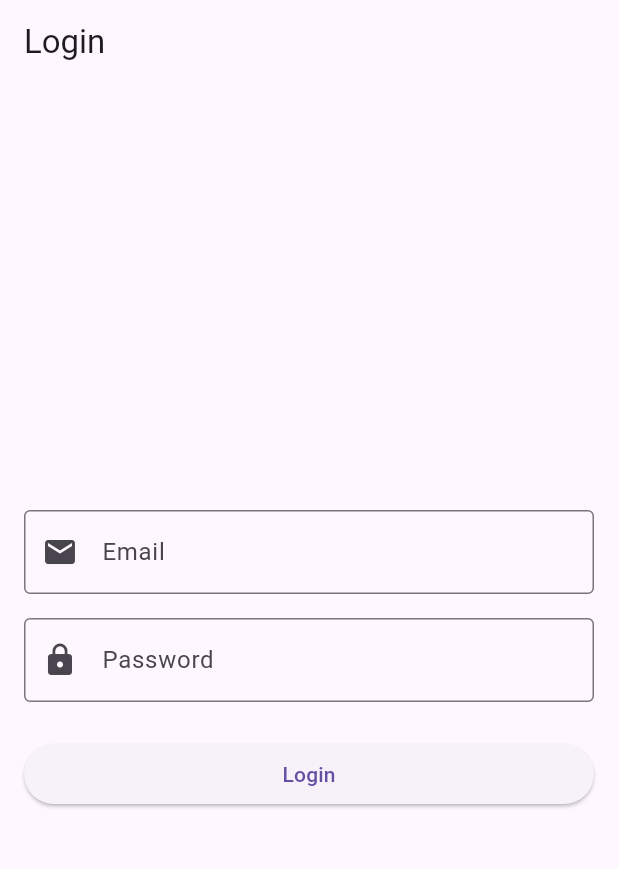
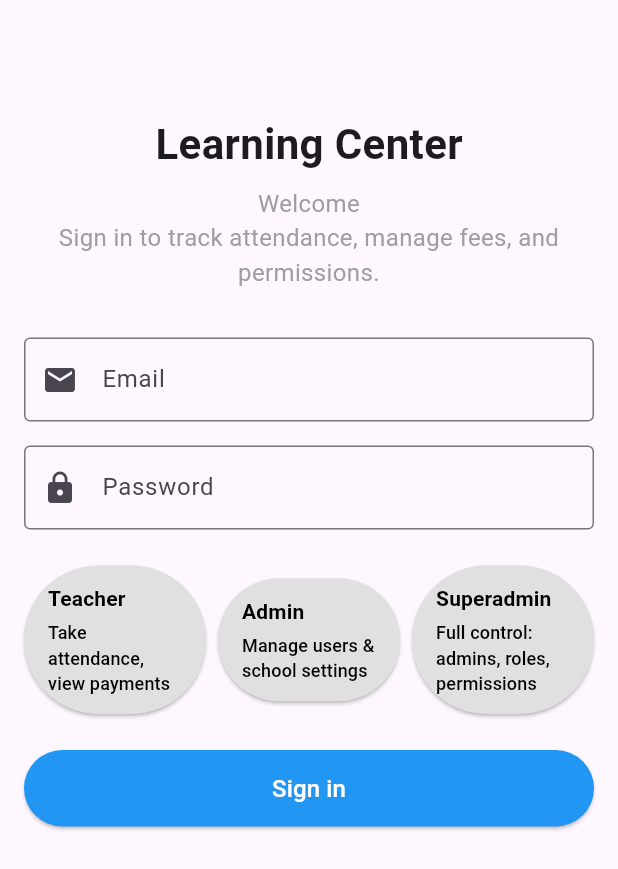
Before and after one commit to abdulhafiz0-0/averna_apk, a Flutter app: the screen it shows after launch, on a phone screen of 412 x 824 dp. Shown: the top 869 px of the screen. Run offline on Flutter 3.47's test engine with Material 3 defaults, Android fonts, the light colour scheme and no system bars.

Commit message:
Updated login page, roles, title, forgot password

```diff
--- a/lib/pages/login.dart
+++ b/lib/pages/login.dart
@@ -13,20 +13,28 @@ class _LoginPageState extends State<LoginPage> {
   final TextEditingController _passwordController = TextEditingController();
 
   bool _isLoading = false;
+  String _selectedRole = '';
 
   void _login() {
     if (_formKey.currentState!.validate()) {
+      if (_selectedRole.isEmpty) {
+        ScaffoldMessenger.of(context).showSnackBar(
+          const SnackBar(content: Text('Please select a role')),
+        );
+        return;
+      }
+
       setState(() {
         _isLoading = true;
       });
 
-      // TODO: Replace this with your actual login logic (API call, Firebase, etc.)
+      // TODO: Replace this with actual login logic
       Future.delayed(const Duration(seconds: 2), () {
         setState(() {
           _isLoading = false;
         });
         ScaffoldMessenger.of(context).showSnackBar(
-          const SnackBar(content: Text('Login successful!')),
+          SnackBar(content: Text('Login successful as $_selectedRole!')),
         );
 
         // Example navigation to dashboard
@@ -42,23 +50,59 @@ class _LoginPageState extends State<LoginPage> {
     super.dispose();
   }
 
+  Widget _roleButton(String role, String description) {
+    final bool isSelected = _selectedRole == role;
+    return ElevatedButton(
+      style: ElevatedButton.styleFrom(
+        backgroundColor: isSelected ? Colors.blue : Colors.grey[300],
+        foregroundColor: isSelected ? Colors.white : Colors.black,
+        padding: const EdgeInsets.symmetric(vertical: 12, horizontal: 16),
+      ),
+      onPressed: () {
+        setState(() {
+          _selectedRole = role;
+        });
+      },
+      child: Column(
+        crossAxisAlignment: CrossAxisAlignment.start,
+        children: [
+          Text(role, style: const TextStyle(fontWeight: FontWeight.bold)),
+          const SizedBox(height: 4),
+          Text(description, style: const TextStyle(fontSize: 12)),
+        ],
+      ),
+    );
+  }
+
   @override
   Widget build(BuildContext context) {
     return Scaffold(
-      appBar: AppBar(title: const Text('Login')),
-      body: Padding(
-        padding: const EdgeInsets.all(16.0),
-        child: Form(
+      body: SingleChildScrollView(
+        padding: const EdgeInsets.all(16),
+        child: Column(
+          children: [
+            const SizedBox(height: 60),
+            const Text(
+              'Learning Center',
+              style: TextStyle(fontSize: 28, fontWeight: FontWeight.bold),
+            ),
+            const SizedBox(height: 8),
+            const Text(
+              'Welcome\nSign in to track attendance, manage fees, and permissions.',
+              textAlign: TextAlign.center,
+              style: TextStyle(fontSize: 16, color: Colors.grey),
+            ),
+            const SizedBox(height: 32),
+            Form(
               key: _formKey,
               child: Column(
-            mainAxisAlignment: MainAxisAlignment.center,
                 children: [
                   TextFormField(
                     controller: _emailController,
                     decoration: const InputDecoration(
                       labelText: 'Email',
+                      border: OutlineInputBorder(),
                       prefixIcon: Icon(Icons.email),
-                  border: OutlineInputBorder(),
                     ),
                     keyboardType: TextInputType.emailAddress,
                     validator: (value) {
@@ -77,8 +121,8 @@ class _LoginPageState extends State<LoginPage> {
                     controller: _passwordController,
                     decoration: const InputDecoration(
                       labelText: 'Password',
+                      border: OutlineInputBorder(),
                       prefixIcon: Icon(Icons.lock),
-                  border: OutlineInputBorder(),
                     ),
                     obscureText: true,
                     validator: (value) {
@@ -92,21 +136,44 @@ class _LoginPageState extends State<LoginPage> {
                     },
                   ),
                   const SizedBox(height: 24),
+                  Row(
+                    mainAxisAlignment: MainAxisAlignment.spaceBetween,
+                    children: [
+                      Expanded(
+                        child: _roleButton('Teacher', 'Take attendance, view payments'),
+                      ),
+                      const SizedBox(width: 8),
+                      Expanded(
+                        child: _roleButton('Admin', 'Manage users & school settings'),
+                      ),
+                      const SizedBox(width: 8),
+                      Expanded(
+                        child: _roleButton('Superadmin', 'Full control: admins, roles, permissions'),
+                      ),
+                    ],
+                  ),
+                  const SizedBox(height: 24),
                   SizedBox(
                     width: double.infinity,
                     child: ElevatedButton(
                       onPressed: _isLoading ? null : _login,
+                      style: ElevatedButton.styleFrom(
+                        backgroundColor: Colors.blue,
+                        foregroundColor: Colors.white,
+                        padding: const EdgeInsets.symmetric(vertical: 14),
+                      ),
                       child: _isLoading
-                      ? const CircularProgressIndicator(
-                          color: Colors.white,
-                        )
-                      : const Text('Login'),
+                          ? const CircularProgressIndicator(color: Colors.white)
+                          : const Text('Sign in', style: TextStyle(fontSize: 16)),
+                    ),
+                  ),
+                  const SizedBox(height: 32),
+                ],
               ),
             ),
           ],
         ),
       ),
-      ),
     );
   }
 }
```
Lines whose indentation alone changed are shown as unchanged.
